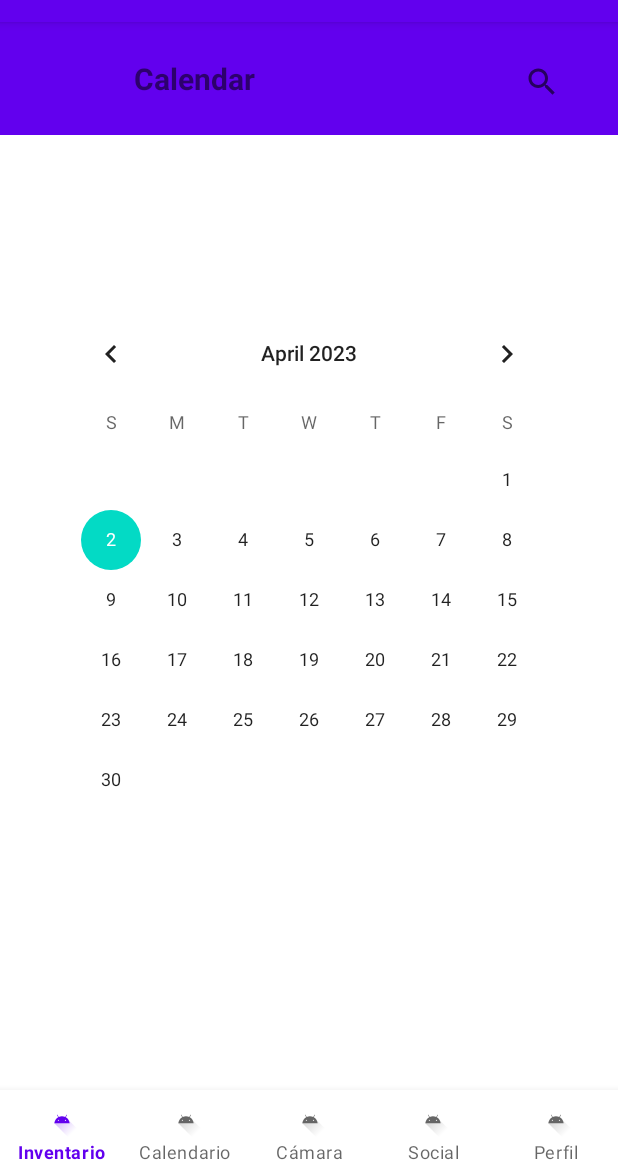
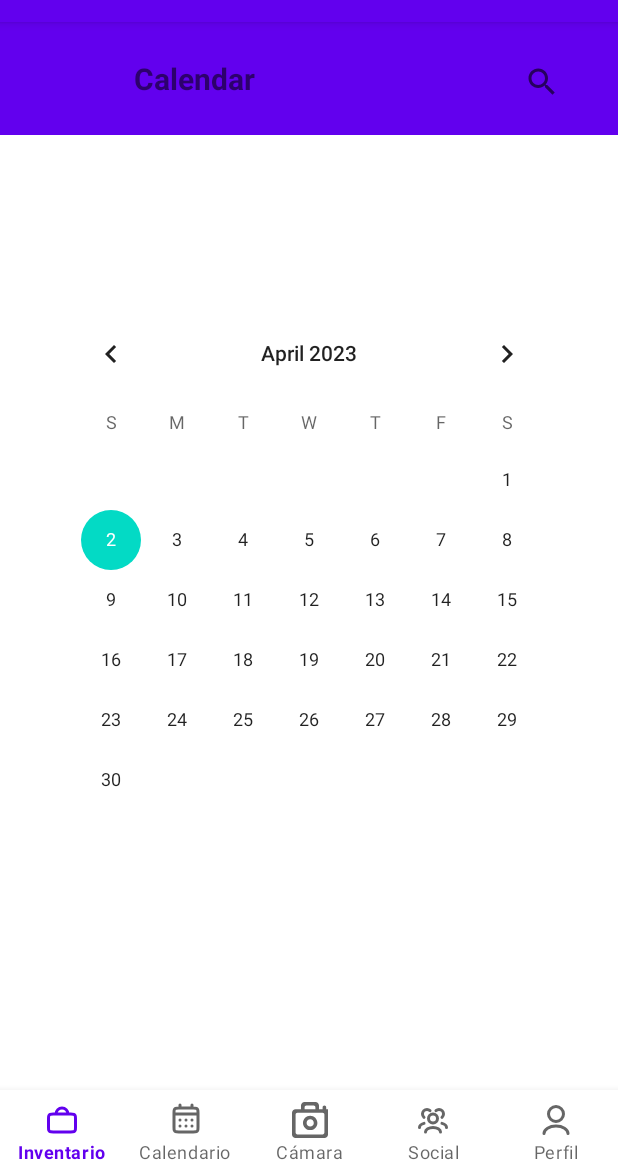
Before and after one commit to anton-gendra/plant-planner, an Android app: the Calendar screen opened directly, with no data from a screen before it, on a phone screen of 412 x 824 dp, the part 62-1236 px from its top. Run offline under Robolectric (Android 15) with nearby library versions, the phone set to English and light mode, and no system bars.

Commit message:
Nuevo Main Activity con el menú de navegación e iconos

```diff
--- /dev/null
+++ b/app/src/main/res/drawable/calendar_icon.xml
@@ -0,0 +1,13 @@
+<vector xmlns:android="http://schemas.android.com/apk/res/android"
+    android:width="800dp"
+    android:height="800dp"
+    android:viewportWidth="24"
+    android:viewportHeight="24">
+  <path
+      android:pathData="M8,4H7.2C6.08,4 5.52,4 5.092,4.218C4.715,4.41 4.41,4.715 4.218,5.092C4,5.52 4,6.08 4,7.2V8M8,4H16M8,4V2M16,4H16.8C17.92,4 18.48,4 18.907,4.218C19.284,4.41 19.59,4.715 19.782,5.092C20,5.519 20,6.079 20,7.197V8M16,4V2M4,8V16.8C4,17.92 4,18.48 4.218,18.908C4.41,19.284 4.715,19.59 5.092,19.782C5.519,20 6.079,20 7.197,20H16.803C17.921,20 18.48,20 18.907,19.782C19.284,19.59 19.59,19.284 19.782,18.908C20,18.48 20,17.921 20,16.804V8M4,8H20M16,16H16.002L16.002,16.002L16,16.002V16ZM12,16H12.002L12.002,16.002L12,16.002V16ZM8,16H8.002L8.002,16.002L8,16.002V16ZM16.002,12V12.002L16,12.002V12H16.002ZM12,12H12.002L12.002,12.002L12,12.002V12ZM8,12H8.002L8.002,12.002L8,12.002V12Z"
+      android:strokeLineJoin="round"
+      android:strokeWidth="2"
+      android:fillColor="#00000000"
+      android:strokeColor="#000000"
+      android:strokeLineCap="round"/>
+</vector>
--- /dev/null
+++ b/app/src/main/res/drawable/camera_icon.xml
@@ -0,0 +1,12 @@
+<vector xmlns:android="http://schemas.android.com/apk/res/android"
+    android:width="800dp"
+    android:height="800dp"
+    android:viewportWidth="20"
+    android:viewportHeight="20">
+  <path
+      android:pathData="M10.11,9.599C11.213,9.599 12.11,10.496 12.11,11.599C12.11,12.702 11.213,13.599 10.11,13.599C9.007,13.599 8.11,12.702 8.11,11.599C8.11,10.496 9.007,9.599 10.11,9.599L10.11,9.599ZM10.11,15.599C12.319,15.599 14.11,13.808 14.11,11.599C14.11,9.39 12.319,7.599 10.11,7.599C7.901,7.599 6.11,9.39 6.11,11.599C6.11,13.808 7.901,15.599 10.11,15.599L10.11,15.599ZM17,18L3,18C2.448,18 2,17.552 2,17L2,7C2,6.448 2.448,6 3,6L17,6C17.552,6 18,6.448 18,7L18,17C18,17.552 17.552,18 17,18L17,18ZM8,2L12,2C12.552,2 13,2.448 13,3L13,4L7,4L7,3C7,2.448 7.448,2 8,2L8,2ZM19,4L19,3C19,2.448 18.552,2 18,2C17.448,2 17,2.448 17,3L17,4L15,4L15,2C15,0.896 14.104,0 13,0L7,0C5.895,0 5,0.896 5,2L5,4L2,4C0.895,4 0,4.896 0,6L0,18C0,19.105 0.895,20 2,20L18,20C19.104,20 20,19.105 20,18L20,4L19,4Z"
+      android:strokeWidth="1"
+      android:fillColor="#000000"
+      android:fillType="evenOdd"
+      android:strokeColor="#00000000"/>
+</vector>
--- /dev/null
+++ b/app/src/main/res/drawable/profile_icon.xml
@@ -0,0 +1,13 @@
+<vector xmlns:android="http://schemas.android.com/apk/res/android"
+    android:width="800dp"
+    android:height="800dp"
+    android:viewportWidth="24"
+    android:viewportHeight="24">
+  <path
+      android:pathData="M20,21C20,18.239 16.418,16 12,16C7.582,16 4,18.239 4,21M12,13C9.239,13 7,10.761 7,8C7,5.239 9.239,3 12,3C14.761,3 17,5.239 17,8C17,10.761 14.761,13 12,13Z"
+      android:strokeLineJoin="round"
+      android:strokeWidth="2"
+      android:fillColor="#00000000"
+      android:strokeColor="#000000"
+      android:strokeLineCap="round"/>
+</vector>
--- /dev/null
+++ b/app/src/main/res/drawable/social_icon.xml
@@ -0,0 +1,13 @@
+<vector xmlns:android="http://schemas.android.com/apk/res/android"
+    android:width="800dp"
+    android:height="800dp"
+    android:viewportWidth="24"
+    android:viewportHeight="24">
+  <path
+      android:pathData="M17,20C17,18.343 14.761,17 12,17C9.239,17 7,18.343 7,20M21,17C21,15.77 19.766,14.713 18,14.25M3,17C3,15.77 4.234,14.713 6,14.25M18,10.236C18.614,9.687 19,8.889 19,8C19,6.343 17.657,5 16,5C15.232,5 14.531,5.289 14,5.764M6,10.236C5.386,9.687 5,8.889 5,8C5,6.343 6.343,5 8,5C8.768,5 9.469,5.289 10,5.764M12,14C10.343,14 9,12.657 9,11C9,9.343 10.343,8 12,8C13.657,8 15,9.343 15,11C15,12.657 13.657,14 12,14Z"
+      android:strokeLineJoin="round"
+      android:strokeWidth="2"
+      android:fillColor="#00000000"
+      android:strokeColor="#000000"
+      android:strokeLineCap="round"/>
+</vector>
--- /dev/null
+++ b/app/src/main/res/drawable/suitcase_icon.xml
@@ -0,0 +1,13 @@
+<vector xmlns:android="http://schemas.android.com/apk/res/android"
+    android:width="800dp"
+    android:height="800dp"
+    android:viewportWidth="24"
+    android:viewportHeight="24">
+  <path
+      android:pathData="M8,8H6.2C5.08,8 4.52,8 4.092,8.218C3.715,8.41 3.41,8.715 3.218,9.092C3,9.52 3,10.08 3,11.2V16.8C3,17.92 3,18.48 3.218,18.908C3.41,19.284 3.715,19.59 4.092,19.782C4.519,20 5.079,20 6.197,20H17.803C18.921,20 19.48,20 19.907,19.782C20.284,19.59 20.59,19.284 20.782,18.908C21,18.48 21,17.921 21,16.804V11.197C21,10.079 21,9.519 20.782,9.092C20.59,8.715 20.284,8.41 19.907,8.218C19.48,8 18.92,8 17.8,8H16M8,8H16M8,8C8,5.791 9.791,4 12,4C14.209,4 16,5.791 16,8"
+      android:strokeLineJoin="round"
+      android:strokeWidth="2"
+      android:fillColor="#00000000"
+      android:strokeColor="#000000"
+      android:strokeLineCap="round"/>
+</vector>
--- a/app/src/main/res/menu/bottom_navigation_menu.xml
+++ b/app/src/main/res/menu/bottom_navigation_menu.xml
@@ -1,23 +1,23 @@
 <?xml version="1.0" encoding="utf-8"?>
 <menu xmlns:android="http://schemas.android.com/apk/res/android">
-    <item android:id="@+id/page_1"
+    <item android:id="@+id/page_inventory"
         android:enabled="true"
-        android:icon="@drawable/ic_launcher_foreground"
+        android:icon="@drawable/suitcase_icon"
         android:title="@string/inventory"/>
     <item
-        android:id="@+id/page_2"
-        android:icon="@drawable/ic_launcher_foreground"
+        android:id="@+id/page_calendar"
+        android:icon="@drawable/calendar_icon"
         android:title="@string/calendar"/>
     <item
-        android:id="@+id/page_3"
-        android:icon="@drawable/ic_launcher_foreground"
+        android:id="@+id/page_camera"
+        android:icon="@drawable/camera_icon"
         android:title="@string/camera"/>
     <item
-        android:id="@+id/page_4"
-        android:icon="@drawable/ic_launcher_foreground"
+        android:id="@+id/page_social"
+        android:icon="@drawable/social_icon"
         android:title="@string/social"/>
     <item
-        android:id="@+id/page_5"
-        android:icon="@drawable/ic_launcher_foreground"
+        android:id="@+id/page_profile"
+        android:icon="@drawable/profile_icon"
         android:title="@string/profile"/>
 </menu>
```
Also changed, not shown: app/src/main/res/layout/activity_main.xml (+11 -139 lines).
